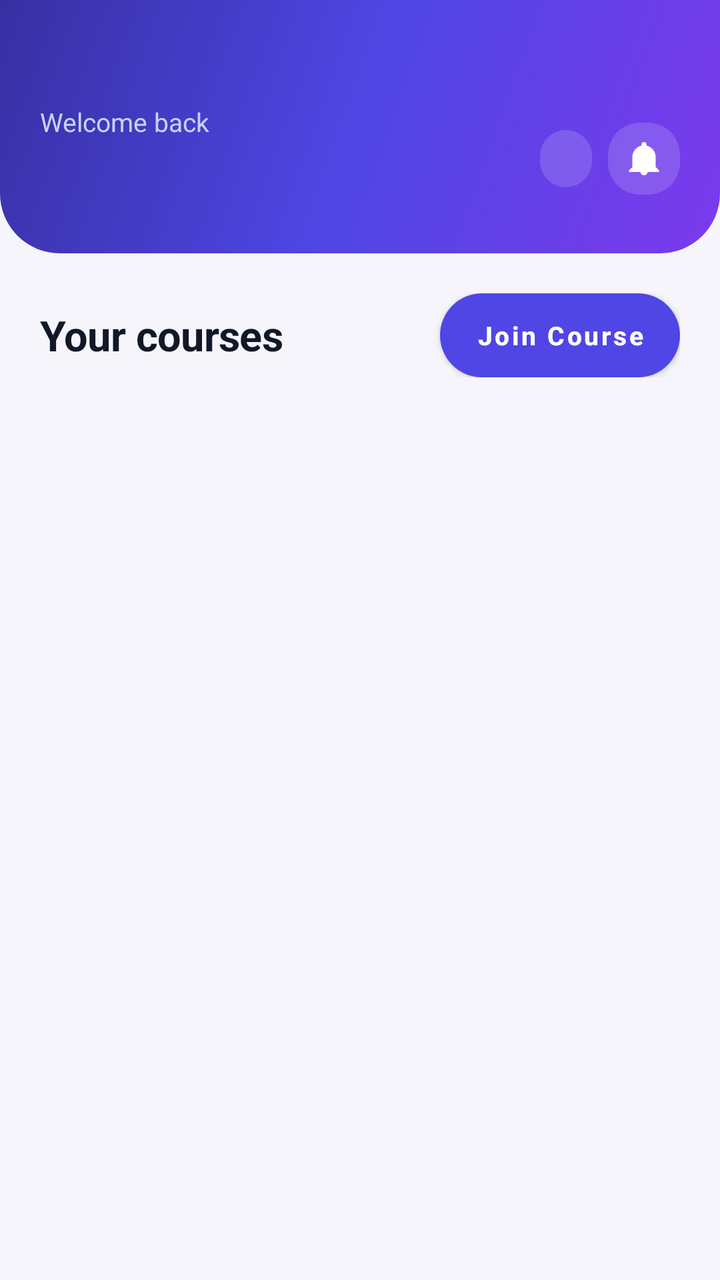
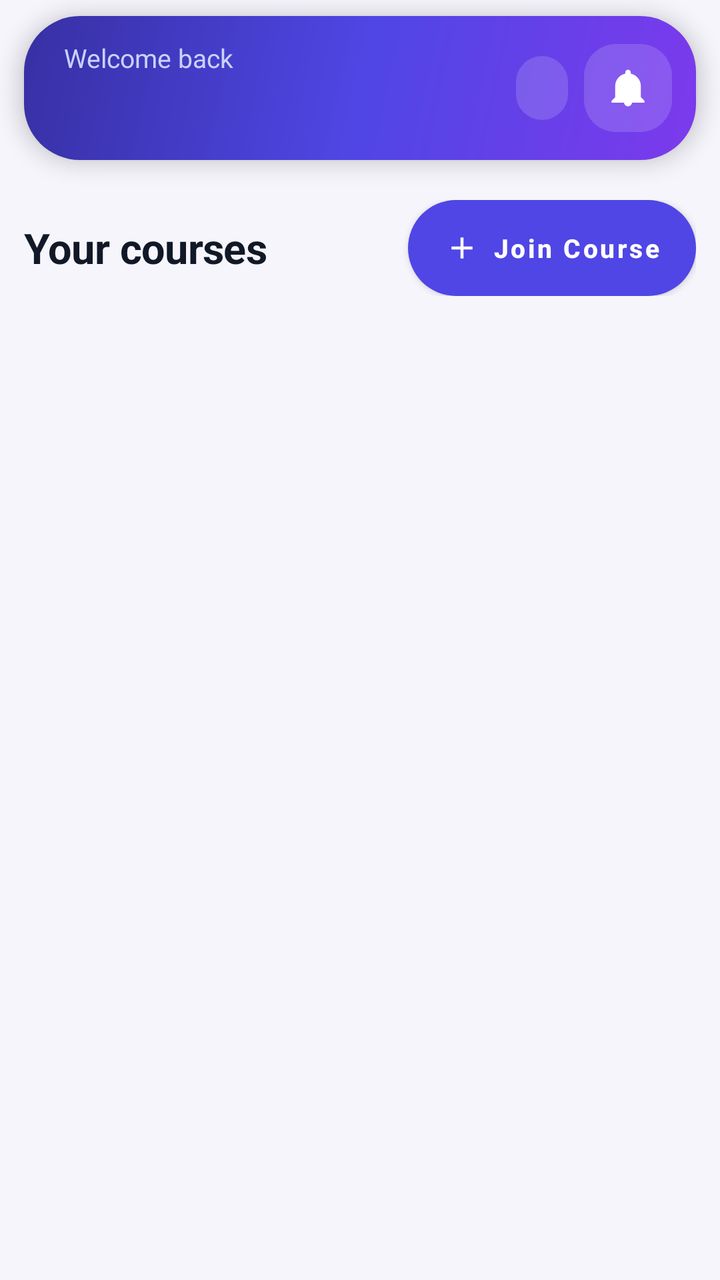

An Android layout rendered at two revisions. The XML below is the earlier revision; the diff shows what the commit changed to produce the second picture.
<!-- AndroidManifest.xml: application theme Theme.StudyAssistant -->
<!-- res/layout/activity_student_dashboard.xml -->
<?xml version="1.0" encoding="utf-8"?>
<LinearLayout xmlns:android="http://schemas.android.com/apk/res/android"
    xmlns:app="http://schemas.android.com/apk/res-auto"
    android:layout_width="match_parent"
    android:layout_height="match_parent"
    android:orientation="vertical"
    android:background="@color/background">

    
    <LinearLayout
        android:id="@+id/heroStudent"
        android:layout_width="match_parent"
        android:layout_height="wrap_content"
        android:orientation="vertical"
        android:background="@drawable/bg_hero"
        android:paddingStart="@dimen/space_lg"
        android:paddingEnd="@dimen/space_lg"
        android:paddingTop="52dp"
        android:paddingBottom="@dimen/space_lg">

        <LinearLayout
            android:layout_width="match_parent"
            android:layout_height="wrap_content"
            android:orientation="horizontal"
            android:gravity="center_vertical">

            <LinearLayout
                android:layout_width="0dp"
                android:layout_height="wrap_content"
                android:layout_weight="1"
                android:orientation="vertical">

                <TextView
                    android:layout_width="wrap_content"
                    android:layout_height="wrap_content"
                    android:text="@string/greeting"
                    android:textColor="@color/text_on_primary_soft"
                    android:textSize="@dimen/text_caption" />

                <TextView
                    android:id="@+id/tvName"
                    android:layout_width="match_parent"
                    android:layout_height="wrap_content"
                    android:layout_marginTop="2dp"
                    android:maxLines="1"
                    android:ellipsize="end"
                    android:textColor="@color/white"
                    android:textSize="@dimen/text_display"
                    android:textStyle="bold"
                    android:letterSpacing="-0.02" />
            </LinearLayout>

            <TextView
                android:id="@+id/tvPlan"
                android:layout_width="wrap_content"
                android:layout_height="wrap_content"
                android:background="@drawable/bg_glass"
                android:paddingStart="13dp"
                android:paddingEnd="13dp"
                android:paddingTop="7dp"
                android:paddingBottom="7dp"
                android:textColor="@color/white"
                android:textSize="@dimen/text_micro"
                android:textStyle="bold"
                android:clickable="true"
                android:focusable="true" />

            
            <FrameLayout
                android:layout_width="wrap_content"
                android:layout_height="wrap_content"
                android:layout_marginStart="@dimen/space_sm">

                <ImageView
                    android:id="@+id/btnBell"
                    android:layout_width="36dp"
                    android:layout_height="36dp"
                    android:padding="8dp"
                    android:background="@drawable/bg_glass"
                    android:src="@drawable/ic_bell"
                    android:contentDescription="@string/notifications"
                    app:tint="@color/white"
                    android:clickable="true"
                    android:focusable="true" />

                <TextView
                    android:id="@+id/tvBellCount"
                    android:layout_width="wrap_content"
                    android:layout_height="18dp"
                    android:layout_gravity="top|end"
                    android:minWidth="18dp"
                    android:gravity="center"
                    android:paddingStart="5dp"
                    android:paddingEnd="5dp"
                    android:background="@drawable/bg_badge"
                    android:textColor="@color/white"
                    android:textSize="10sp"
                    android:textStyle="bold"
                    android:visibility="gone" />
            </FrameLayout>
        </LinearLayout>
    </LinearLayout>

    <androidx.core.widget.NestedScrollView
        android:layout_width="match_parent"
        android:layout_height="0dp"
        android:layout_weight="1"
        android:clipToPadding="false">

        <LinearLayout
            android:layout_width="match_parent"
            android:layout_height="wrap_content"
            android:orientation="vertical"
            android:padding="@dimen/space_lg">

            <LinearLayout
                android:layout_width="match_parent"
                android:layout_height="wrap_content"
                android:orientation="horizontal"
                android:gravity="center_vertical"
                android:layout_marginBottom="@dimen/space_md">

                <TextView
                    android:layout_width="0dp"
                    android:layout_height="wrap_content"
                    android:layout_weight="1"
                    android:text="@string/your_courses"
                    style="@style/TextTitle" />

                <com.google.android.material.button.MaterialButton
                    android:id="@+id/btnJoin"
                    android:layout_width="wrap_content"
                    android:text="@string/join_course"
                    style="@style/SmallButton" />
            </LinearLayout>

            <TextView
                android:id="@+id/tvEmpty"
                android:layout_width="match_parent"
                android:layout_height="wrap_content"
                android:layout_marginTop="@dimen/space_xl"
                android:gravity="center"
                android:text="@string/no_courses_student"
                style="@style/TextCaption"
                android:visibility="gone" />

            <androidx.recyclerview.widget.RecyclerView
                android:id="@+id/recycler"
                android:layout_width="match_parent"
                android:layout_height="wrap_content"
                android:nestedScrollingEnabled="false" />
        </LinearLayout>
    </androidx.core.widget.NestedScrollView>
</LinearLayout>
<!-- resources referenced by this layout -->
<resources>
  <color name="background">#F6F5FB</color>
  <color name="text_on_primary_soft">#C7D2FE</color>
  <color name="white">#FFFFFF</color>
  <dimen name="space_lg">20dp</dimen>
  <dimen name="space_md">12dp</dimen>
  <dimen name="space_sm">8dp</dimen>
  <dimen name="space_xl">28dp</dimen>
  <dimen name="text_caption">13sp</dimen>
  <dimen name="text_display">26sp</dimen>
  <dimen name="text_micro">11sp</dimen>
  <!-- drawable bg_badge (drawable) -->
  <?xml version="1.0" encoding="utf-8"?>
  <shape xmlns:android="http://schemas.android.com/apk/res/android"
      android:shape="rectangle">
      <solid android:color="@color/danger" />
      <corners android:radius="9dp" />
      <stroke android:width="1.5dp" android:color="@color/primary" />
  </shape>
  <!-- drawable bg_glass (drawable) -->
  <?xml version="1.0" encoding="utf-8"?>
  <shape xmlns:android="http://schemas.android.com/apk/res/android" android:shape="rectangle">
      <solid android:color="#26FFFFFF" />
      <corners android:radius="@dimen/radius_md" />
  </shape>
  <!-- drawable bg_hero (drawable) -->
  <?xml version="1.0" encoding="utf-8"?>
  <shape xmlns:android="http://schemas.android.com/apk/res/android" android:shape="rectangle">
      <gradient
          android:startColor="@color/primary_deep"
          android:centerColor="@color/primary"
          android:endColor="@color/violet"
          android:angle="315" />
      <corners android:bottomLeftRadius="30dp" android:bottomRightRadius="30dp" />
  </shape>
  <!-- drawable ic_bell (drawable) -->
  <vector xmlns:android="http://schemas.android.com/apk/res/android"
      android:width="24dp" android:height="24dp"
      android:viewportWidth="24" android:viewportHeight="24"
      android:tint="@color/text_secondary">
      <path android:fillColor="#FFFFFF" android:pathData="M12,22a2.2,2.2 0 0,0 2.2,-2.2H9.8A2.2,2.2 0 0,0 12,22zM19,17v-6a7,7 0 0,0 -5.5,-6.83V3.5a1.5,1.5 0 0,0 -3,0v0.67A7,7 0 0,0 5,11v6l-2,2v1h18v-1z" />
  </vector>
  <string name="greeting">Welcome back</string>
  <string name="join_course">Join Course</string>
  <string name="no_courses_student">No courses yet. Tap Join Course and enter the code your teacher gave you.</string>
  <string name="notifications">Notifications</string>
  <string name="your_courses">Your courses</string>
  <style name="TextCaption">
          <item name="android:textSize">@dimen/text_caption</item>
          <item name="android:textColor">@color/text_secondary</item>
      </style>
  <style name="TextTitle">
          <item name="android:textSize">@dimen/text_title</item>
          <item name="android:textStyle">bold</item>
          <item name="android:textColor">@color/text_primary</item>
          <item name="android:letterSpacing">-0.01</item>
      </style>
  <color name="danger">#E11D48</color>
  <color name="primary">#4F46E5</color>
  <dimen name="radius_md">16dp</dimen>
  <color name="primary_deep">#3730A3</color>
  <color name="violet">#7C3AED</color>
  <color name="text_secondary">#6B7280</color>
  <color name="text_on_primary">#FFFFFF</color>
  <dimen name="radius_pill">28dp</dimen>
  <dimen name="text_title">21sp</dimen>
  <color name="text_primary">#111827</color>
  <color name="text_tertiary">#9CA3AF</color>
  <!-- unchanged entries left out for length: 2 -->
</resources>

<!-- the commit's change to res/layout/activity_student_dashboard.xml (unified diff, before → after) -->
@@ -12,11 +12,15 @@
         android:layout_width="match_parent"
         android:layout_height="wrap_content"
         android:orientation="vertical"
-        android:background="@drawable/bg_hero"
+        android:background="@drawable/bg_hero_card"
+        android:layout_marginStart="@dimen/space_md"
+        android:layout_marginEnd="@dimen/space_md"
+        android:layout_marginTop="@dimen/space_sm"
+        android:elevation="6dp"
         android:paddingStart="@dimen/space_lg"
-        android:paddingEnd="@dimen/space_lg"
-        android:paddingTop="52dp"
-        android:paddingBottom="@dimen/space_lg">
+        android:paddingEnd="@dimen/space_md"
+        android:paddingTop="@dimen/space_md"
+        android:paddingBottom="@dimen/space_md">
 
         <LinearLayout
             android:layout_width="match_parent"
@@ -45,7 +49,7 @@
                     android:maxLines="1"
                     android:ellipsize="end"
                     android:textColor="@color/white"
-                    android:textSize="@dimen/text_display"
+                    android:textSize="@dimen/text_title"
                     android:textStyle="bold"
                     android:letterSpacing="-0.02" />
             </LinearLayout>
@@ -54,6 +58,10 @@
                 android:id="@+id/tvPlan"
                 android:layout_width="wrap_content"
                 android:layout_height="wrap_content"
+                android:layout_marginStart="@dimen/space_sm"
+                android:maxLines="1"
+                android:minHeight="32dp"
+                android:gravity="center"
                 android:background="@drawable/bg_glass"
                 android:paddingStart="13dp"
                 android:paddingEnd="13dp"
@@ -73,9 +81,9 @@
 
                 <ImageView
                     android:id="@+id/btnBell"
-                    android:layout_width="36dp"
-                    android:layout_height="36dp"
-                    android:padding="8dp"
+                    android:layout_width="44dp"
+                    android:layout_height="44dp"
+                    android:padding="11dp"
                     android:background="@drawable/bg_glass"
                     android:src="@drawable/ic_bell"
                     android:contentDescription="@string/notifications"
@@ -111,7 +119,10 @@
             android:layout_width="match_parent"
             android:layout_height="wrap_content"
             android:orientation="vertical"
-            android:padding="@dimen/space_lg">
+            android:paddingStart="@dimen/space_md"
+            android:paddingEnd="@dimen/space_md"
+            android:paddingTop="@dimen/space_lg"
+            android:paddingBottom="@dimen/space_lg">
 
             <LinearLayout
                 android:layout_width="match_parent"
@@ -130,7 +141,11 @@
                 <com.google.android.material.button.MaterialButton
                     android:id="@+id/btnJoin"
                     android:layout_width="wrap_content"
+                    android:layout_height="48dp"
                     android:text="@string/join_course"
+                    app:icon="@drawable/ic_add"
+                    app:iconSize="18dp"
+                    app:iconPadding="6dp"
                     style="@style/SmallButton" />
             </LinearLayout>
 
<!-- resource entries referenced after the edit -->
@@ -8,7 +8,6 @@
   <dimen name="space_sm">8dp</dimen>
   <dimen name="space_xl">28dp</dimen>
   <dimen name="text_caption">13sp</dimen>
-  <dimen name="text_display">26sp</dimen>
   <dimen name="text_micro">11sp</dimen>
   <!-- drawable bg_badge (drawable) -->
   <?xml version="1.0" encoding="utf-8"?>
@@ -24,16 +23,19 @@
       <solid android:color="#26FFFFFF" />
       <corners android:radius="@dimen/radius_md" />
   </shape>
-  <!-- drawable bg_hero (drawable) -->
+  <!-- drawable bg_hero_card (drawable) -->
   <?xml version="1.0" encoding="utf-8"?>
   <shape xmlns:android="http://schemas.android.com/apk/res/android" android:shape="rectangle">
-      <gradient
-          android:startColor="@color/primary_deep"
-          android:centerColor="@color/primary"
-          android:endColor="@color/violet"
-          android:angle="315" />
-      <corners android:bottomLeftRadius="30dp" android:bottomRightRadius="30dp" />
+      <gradient android:startColor="@color/primary_deep" android:centerColor="@color/primary"
+          android:endColor="@color/violet" android:angle="315" />
+      <corners android:radius="@dimen/radius_xl" />
   </shape>
+  <!-- drawable ic_add (drawable) -->
+  <?xml version="1.0" encoding="utf-8"?>
+  <vector xmlns:android="http://schemas.android.com/apk/res/android"
+      android:width="24dp" android:height="24dp" android:viewportWidth="24" android:viewportHeight="24">
+      <path android:fillColor="#FFFFFFFF" android:pathData="M11,5h2v6h6v2h-6v6h-2v-6H5v-2h6z" />
+  </vector>
   <!-- drawable ic_bell (drawable) -->
   <vector xmlns:android="http://schemas.android.com/apk/res/android"
       android:width="24dp" android:height="24dp"
@@ -61,6 +63,7 @@
   <dimen name="radius_md">16dp</dimen>
   <color name="primary_deep">#3730A3</color>
   <color name="violet">#7C3AED</color>
+  <dimen name="radius_xl">28dp</dimen>
   <color name="text_secondary">#6B7280</color>
   <color name="text_on_primary">#FFFFFF</color>
   <dimen name="radius_pill">28dp</dimen>
